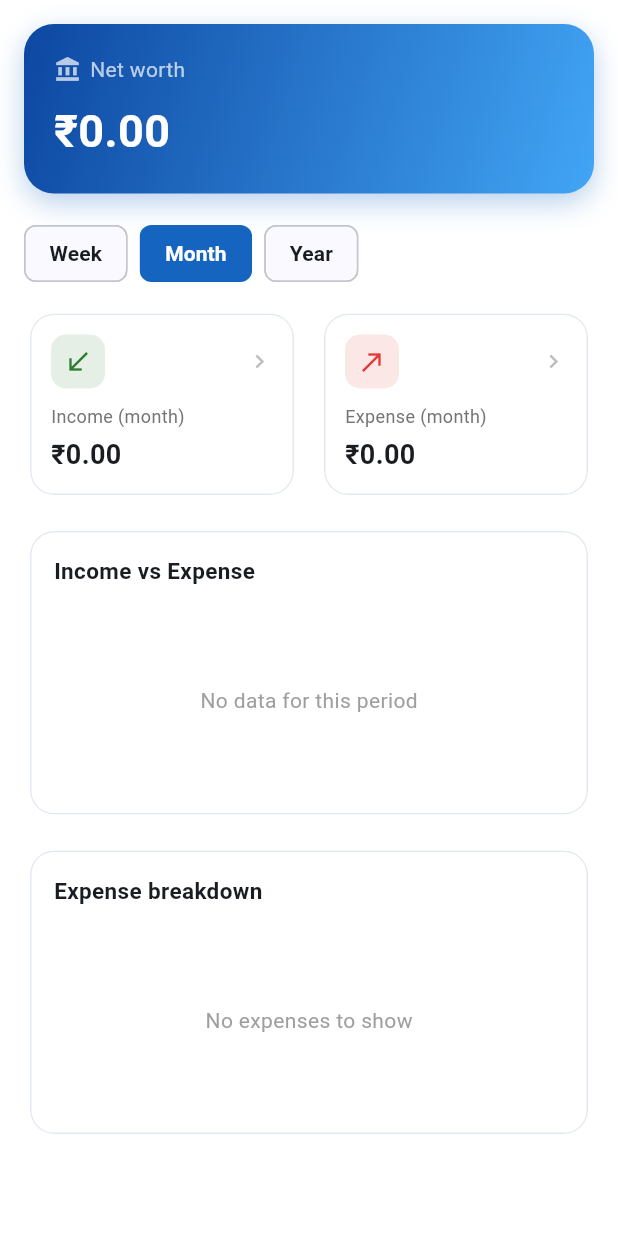
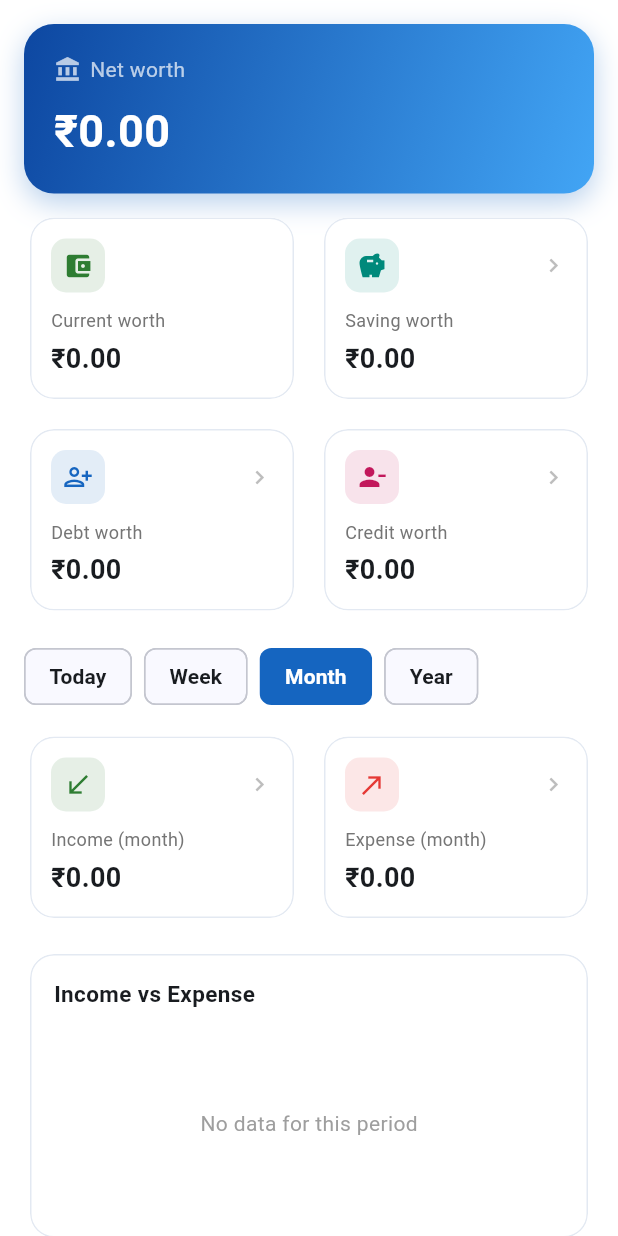
Before and after one commit to kavingn2004/accounts_management, a Flutter app: the DashboardScreen widget shown alone on an empty page, opened directly, on a phone screen of 412 x 824 dp. Run offline on Flutter 3.47's test engine with Material 3 defaults, Android fonts, the phone set to English and light mode, and no system bars; our stand-ins replace fl_chart, flutter_riverpod, flutter_secure_storage, pdf, share_plus, shared_preferences and 1 more; accounts and stored records are empty.

Commit message:
Add Supabase backend, dashboard worth breakdown, and Today filter
- Wire optional Supabase storage (cloud sync + email login) alongside
  on-device fallback; keys passed via --dart-define
- Dashboard: add Current/Saving/Debt/Credit worth cards
- Dashboard: add Today option to income/expense period filter (default Month)
- Add web build/run tooling and Supabase schema + setup docs

Co-Authored-By: Claude Opus 4.8 (1M context) <noreply@anthropic.com>

```diff
--- /dev/null
+++ b/lib/data/finance_math.dart
@@ -0,0 +1,104 @@
+import 'finance_repository.dart';
+
+/// Pure balance & dashboard computations shared by every [FinanceRepository]
+/// implementation, so on-device and Supabase storage produce identical numbers.
+///
+/// Each function takes already-fetched table rows (the same shape the app uses)
+/// and returns derived values — no I/O here.
+class FinanceMath {
+  const FinanceMath._();
+
+  static double _amt(Json r, [String k = 'amount']) =>
+      (r[k] as num?)?.toDouble() ?? 0;
+
+  /// Live balance per account name: opening balance + every cash movement that
+  /// references the account (income +, expense −, transfers, payment moves).
+  /// Single source of truth for both the accounts list and net worth.
+  static Map<String, double> balanceMap({
+    required List<Json> accounts,
+    required List<Json> income,
+    required List<Json> expenses,
+    required List<Json> transfers,
+    required List<Json> cashMoves,
+  }) {
+    final balances = <String, double>{
+      for (final a in accounts)
+        (a['name'] ?? '').toString():
+            (a['opening_balance'] as num?)?.toDouble() ?? 0,
+    };
+
+    void add(String? name, double delta) {
+      if (name != null && balances.containsKey(name)) {
+        balances[name] = balances[name]! + delta;
+      }
+    }
+
+    for (final r in income) {
+      add(r['account']?.toString(), _amt(r));
+    }
+    for (final r in expenses) {
+      add(r['account']?.toString(), -_amt(r));
+    }
+    for (final t in transfers) {
+      add(t['from']?.toString(), -_amt(t));
+      add(t['to']?.toString(), _amt(t));
+    }
+    // Signed payment movements (negative = money out, positive = money in).
+    for (final m in cashMoves) {
+      add(m['account']?.toString(), _amt(m));
+    }
+    return balances;
+  }
+
+  /// Accounts with a computed 'balance' key added to each row.
+  static List<Json> accountsWithBalances({
+    required List<Json> accounts,
+    required Map<String, double> balances,
+  }) =>
+      accounts
+          .map((a) =>
+              {...a, 'balance': balances[(a['name'] ?? '').toString()] ?? 0})
+          .toList();
+
+  /// Single-row dashboard snapshot: net worth + this-period income/expense.
+  static Json dashboard({
+    required Map<String, double> balances,
+    required List<Json> income,
+    required List<Json> expenses,
+    required List<Json> investments,
+    required List<Json> savingsGoals,
+    required List<Json> debtors,
+    required List<Json> creditors,
+    required List<Json> loans,
+    required List<Json> bills,
+  }) {
+    double sum(List<Json> rows, String key) =>
+        rows.fold(0.0, (a, r) => a + ((r[key] as num?)?.toDouble() ?? 0));
+
+    final accountsTotal = balances.values.fold(0.0, (a, b) => a + b);
+    final investmentsTotal = sum(investments, 'current_value');
+    final savings = sum(savingsGoals, 'saved_amount');
+    final receivable = sum(debtors, 'amount');
+    final payable = sum(creditors, 'amount');
+    final billsTotal = sum(bills, 'amount');
+    final loansTotal = loans
+        .where((r) => r['status'] == 'active')
+        .fold(0.0, (a, r) => a + ((r['outstanding'] as num?)?.toDouble() ?? 0));
+
+    return {
+      'net_worth': accountsTotal +
+          investmentsTotal +
+          savings +
+          receivable -
+          payable -
+          loansTotal,
+      // Worth breakdown shown on the dashboard:
+      'current_worth': accountsTotal, // cash + all bank balances
+      'debt_worth': receivable, // owed to you (debtors / collections)
+      'credit_worth': payable + billsTotal, // you owe (creditors + bills)
+      'saving_worth': savings, // savings goals set aside
+      'month_income': sum(income, 'amount'),
+      'month_expense': sum(expenses, 'amount'),
+    };
+  }
+}
--- a/lib/data/local_repository.dart
+++ b/lib/data/local_repository.dart
@@ -1,3 +1,4 @@
+import 'finance_math.dart';
 import 'finance_repository.dart';
 import 'local_store.dart';
 
@@ -43,78 +44,34 @@ class LocalRepository extends FinanceRepository {
     await _store.write(table, rows);
   }
 
-  /// Live balance per account name: opening balance + every cash movement that
-  /// references the account (income +, expense −, transfers, payment moves).
-  /// Single source of truth for both the accounts list and net worth.
-  Map<String, double> _balanceMap() {
-    final accounts = _store.read('accounts');
-    final balances = <String, double>{
-      for (final a in accounts)
-        (a['name'] ?? '').toString():
-            (a['opening_balance'] as num?)?.toDouble() ?? 0,
-    };
-
-    void add(String? name, double delta) {
-      if (name != null && balances.containsKey(name)) {
-        balances[name] = balances[name]! + delta;
-      }
-    }
-
-    double amt(Json r, [String k = 'amount']) =>
-        (r[k] as num?)?.toDouble() ?? 0;
-
-    for (final r in _store.read('income')) {
-      add(r['account']?.toString(), amt(r));
-    }
-    for (final r in _store.read('expenses')) {
-      add(r['account']?.toString(), -amt(r));
-    }
-    for (final t in _store.read('transfers')) {
-      add(t['from']?.toString(), -amt(t));
-      add(t['to']?.toString(), amt(t));
-    }
-    // Signed payment movements (negative = money out, positive = money in).
-    for (final m in _store.read('cash_moves')) {
-      add(m['account']?.toString(), amt(m));
-    }
-    return balances;
-  }
+  /// Single source of truth for account balances (see [FinanceMath.balanceMap]).
+  Map<String, double> _balanceMap() => FinanceMath.balanceMap(
+        accounts: _store.read('accounts'),
+        income: _store.read('income'),
+        expenses: _store.read('expenses'),
+        transfers: _store.read('transfers'),
+        cashMoves: _store.read('cash_moves'),
+      );
 
   @override
-  Future<List<Json>> accountsWithBalances() async {
-    final balances = _balanceMap();
-    return _store
-        .read('accounts')
-        .map((a) =>
-            {...a, 'balance': balances[(a['name'] ?? '').toString()] ?? 0})
-        .toList();
-  }
+  Future<List<Json>> accountsWithBalances() async =>
+      FinanceMath.accountsWithBalances(
+        accounts: _store.read('accounts'),
+        balances: _balanceMap(),
+      );
 
   @override
-  Future<Json?> dashboard() async {
-    double sum(String table, String key) => _store
-        .read(table)
-        .fold(0.0, (a, r) => a + ((r[key] as num?)?.toDouble() ?? 0));
-
-    // Cash/bank component = sum of account balances (includes opening balances
-    // plus every income/expense/transfer tied to an account).
-    final accountsTotal = _balanceMap().values.fold(0.0, (a, b) => a + b);
-    final investments = sum('investments', 'current_value');
-    final savings = sum('savings_goals', 'saved_amount');
-    final receivable = sum('debtors', 'amount');
-    final payable = sum('creditors', 'amount');
-    final loans = _store
-        .read('loans')
-        .where((r) => r['status'] == 'active')
-        .fold(0.0, (a, r) => a + ((r['outstanding'] as num?)?.toDouble() ?? 0));
-
-    return {
-      'net_worth':
-          accountsTotal + investments + savings + receivable - payable - loans,
-      'month_income': sum('income', 'amount'),
-      'month_expense': sum('expenses', 'amount'),
-    };
-  }
+  Future<Json?> dashboard() async => FinanceMath.dashboard(
+        balances: _balanceMap(),
+        income: _store.read('income'),
+        expenses: _store.read('expenses'),
+        investments: _store.read('investments'),
+        savingsGoals: _store.read('savings_goals'),
+        debtors: _store.read('debtors'),
+        creditors: _store.read('creditors'),
+        loans: _store.read('loans'),
+        bills: _store.read('bills'),
+      );
 
   /// Populate sample data the first time the app runs.
   Future<void> seedIfNeeded() async {
--- a/lib/features/dashboard/analytics.dart
+++ b/lib/features/dashboard/analytics.dart
@@ -2,10 +2,11 @@ import 'package:intl/intl.dart';
 
 import '../../data/finance_repository.dart';
 
-enum Period { week, month, year }
+enum Period { today, week, month, year }
 
 extension PeriodLabel on Period {
   String get label => switch (this) {
+        Period.today => 'Today',
         Period.week => 'Week',
         Period.month => 'Month',
         Period.year => 'Year',
@@ -34,6 +35,7 @@ double _amount(Json r) => (r['amount'] as num?)?.toDouble() ?? 0;
 
 /// Inclusive start of the selected period (relative to now).
 DateTime _periodStart(Period p, DateTime now) => switch (p) {
+      Period.today => DateTime(now.year, now.month, now.day),
       Period.week => DateTime(now.year, now.month, now.day)
           .subtract(const Duration(days: 6)),
       Period.month => DateTime(now.year, now.month, 1),
@@ -52,6 +54,10 @@ List<Bucket> buildBuckets(Period p, List<Json> income, List<Json> expenses) {
   int Function(DateTime) indexOf;
 
   switch (p) {
+    case Period.today:
+      buckets = [Bucket('Today')];
+      indexOf = (_) => 0;
+      break;
     case Period.week:
       buckets = List.generate(7, (i) {
         final day = now.subtract(Duration(days: 6 - i));
--- a/lib/features/dashboard/dashboard_screen.dart
+++ b/lib/features/dashboard/dashboard_screen.dart
@@ -99,6 +99,53 @@ class _DashboardScreenState extends ConsumerState<DashboardScreen> {
             padding: const EdgeInsets.all(16),
             children: [
               _NetWorthBanner(value: money(d?['net_worth'] as num?)),
+              const SizedBox(height: 12),
+              Row(
+                children: [
+                  Expanded(
+                    child: _MetricCard(
+                      label: 'Current worth',
+                      value: money(d?['current_worth'] as num?),
+                      icon: Icons.account_balance_wallet,
+                      color: AppTheme.cIncome,
+                    ),
+                  ),
+                  const SizedBox(width: 12),
+                  Expanded(
+                    child: _MetricCard(
+                      label: 'Saving worth',
+                      value: money(d?['saving_worth'] as num?),
+                      icon: Icons.savings,
+                      color: AppTheme.cSavings,
+                      onTap: () => _openModule(context, Modules.savings),
+                    ),
+                  ),
+                ],
+              ),
+              const SizedBox(height: 12),
+              Row(
+                children: [
+                  Expanded(
+                    child: _MetricCard(
+                      label: 'Debt worth',
+                      value: money(d?['debt_worth'] as num?),
+                      icon: Icons.person_add_alt,
+                      color: AppTheme.cDebtor,
+                      onTap: () => _openModule(context, Modules.debtors),
+                    ),
+                  ),
+                  const SizedBox(width: 12),
+                  Expanded(
+                    child: _MetricCard(
+                      label: 'Credit worth',
+                      value: money(d?['credit_worth'] as num?),
+                      icon: Icons.person_remove_alt_1,
+                      color: AppTheme.cCreditor,
+                      onTap: () => _openModule(context, Modules.creditors),
+                    ),
+                  ),
+                ],
+              ),
               const SizedBox(height: 12),
               if ((data?.accounts ?? []).isNotEmpty)
                 _BalancesCard(accounts: data!.accounts),
--- a/lib/services/providers.dart
+++ b/lib/services/providers.dart
@@ -1,9 +1,12 @@
 import 'package:flutter/material.dart';
 import 'package:flutter_riverpod/flutter_riverpod.dart';
+import 'package:supabase_flutter/supabase_flutter.dart';
 
+import '../core/supabase_config.dart';
 import '../data/finance_repository.dart';
 import '../data/local_repository.dart';
 import '../data/local_store.dart';
+import '../data/supabase_repository.dart';
 import 'pin_service.dart';
 
 /// Selected app theme (light / dark / follow system). Session-scoped.
@@ -16,9 +19,20 @@ final localStoreProvider = Provider<LocalStore>(
   (ref) => throw UnimplementedError('localStoreProvider must be overridden'),
 );
 
-final repoProvider = Provider<FinanceRepository>(
-  (ref) => LocalRepository(ref.watch(localStoreProvider)),
-);
+final repoProvider = Provider<FinanceRepository>((ref) {
+  if (SupabaseConfig.enabled) {
+    return SupabaseRepository(Supabase.instance.client);
+  }
+  return LocalRepository(ref.watch(localStoreProvider));
+});
+
+/// Supabase auth session stream (null when signed out). Only meaningful when
+/// [SupabaseConfig.enabled]; emits null immediately otherwise.
+final sessionProvider = StreamProvider<Session?>((ref) {
+  if (!SupabaseConfig.enabled) return Stream.value(null);
+  final auth = Supabase.instance.client.auth;
+  return auth.onAuthStateChange.map((e) => e.session);
+});
 
 /// Whether a PIN has been set on this device.
 final hasPinProvider = FutureProvider<bool>(
--- a/pubspec.yaml
+++ b/pubspec.yaml
@@ -11,6 +11,8 @@ dependencies:
     sdk: flutter
 
   # Backend
+  supabase_flutter: ^2.8.0
+
   # State management
   flutter_riverpod: ^2.5.1
 
```
Also changed, not shown: lib/core/supabase_config.dart (added, +18 -0 lines), lib/data/supabase_repository.dart (added, +126 -0 lines), lib/features/auth/auth_gate.dart (+46 -8 lines), lib/features/auth/login_screen.dart (added, +179 -0 lines), lib/features/profile/profile_screen.dart (+32 -2 lines), lib/main.dart (+18 -4 lines), pubspec.lock, 7 other files.
